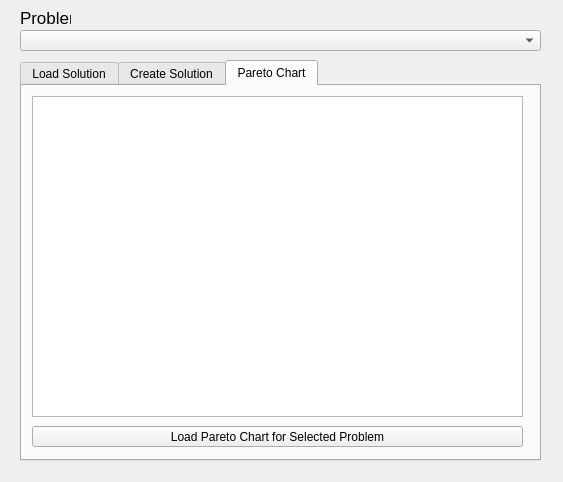
Old version of the form ui/watering_optimization_dialog.ui in the repository Ingeniousware/QGISWaterIng.
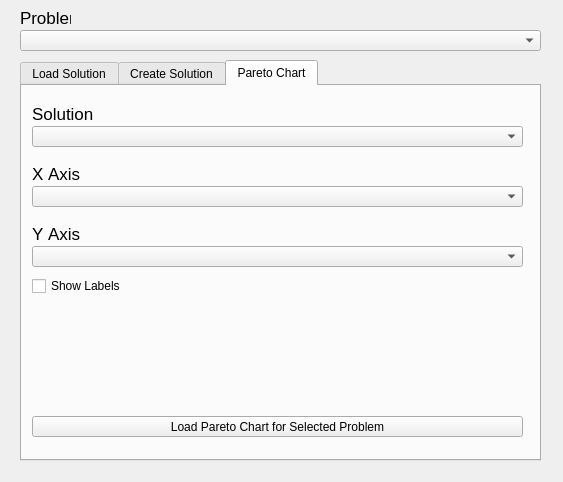
New version of the form.

Commit message: select x and y axis, highlight selected solution in red

The edit to the form file:
```diff
--- a/ui/watering_optimization_dialog.ui
+++ b/ui/watering_optimization_dialog.ui
@@ -252,21 +252,11 @@
     <attribute name="title">
      <string>Pareto Chart</string>
     </attribute>
-    <widget class="QGraphicsView" name="chart">
-     <property name="geometry">
-      <rect>
-       <x>10</x>
-       <y>10</y>
-       <width>491</width>
-       <height>321</height>
-      </rect>
-     </property>
-    </widget>
     <widget class="QPushButton" name="BtLoadPareto">
      <property name="geometry">
       <rect>
        <x>10</x>
-       <y>340</y>
+       <y>330</y>
        <width>491</width>
        <height>21</height>
       </rect>
@@ -275,6 +265,121 @@
       <string>Load Pareto Chart for Selected Problem</string>
      </property>
     </widget>
+    <widget class="QComboBox" name="x_box">
+     <property name="geometry">
+      <rect>
+       <x>10</x>
+       <y>100</y>
+       <width>491</width>
+       <height>21</height>
+      </rect>
+     </property>
+    </widget>
+    <widget class="QLabel" name="projectLabel_5">
+     <property name="enabled">
+      <bool>true</bool>
+     </property>
+     <property name="geometry">
+      <rect>
+       <x>10</x>
+       <y>80</y>
+       <width>51</width>
+       <height>16</height>
+      </rect>
+     </property>
+     <property name="font">
+      <font>
+       <pointsize>13</pointsize>
+       <weight>50</weight>
+       <bold>false</bold>
+       <kerning>false</kerning>
+      </font>
+     </property>
+     <property name="text">
+      <string>X Axis</string>
+     </property>
+    </widget>
+    <widget class="QComboBox" name="y_box">
+     <property name="geometry">
+      <rect>
+       <x>10</x>
+       <y>160</y>
+       <width>491</width>
+       <height>21</height>
+      </rect>
+     </property>
+    </widget>
+    <widget class="QLabel" name="projectLabel_6">
+     <property name="enabled">
+      <bool>true</bool>
+     </property>
+     <property name="geometry">
+      <rect>
+       <x>10</x>
+       <y>140</y>
+       <width>51</width>
+       <height>16</height>
+      </rect>
+     </property>
+     <property name="font">
+      <font>
+       <pointsize>13</pointsize>
+       <weight>50</weight>
+       <bold>false</bold>
+       <kerning>false</kerning>
+      </font>
+     </property>
+     <property name="text">
+      <string>Y Axis</string>
+     </property>
+    </widget>
+    <widget class="QCheckBox" name="label_checkBox">
+     <property name="geometry">
+      <rect>
+       <x>10</x>
+       <y>190</y>
+       <width>181</width>
+       <height>20</height>
+      </rect>
+     </property>
+     <property name="text">
+      <string>Show Labels</string>
+     </property>
+    </widget>
+    <widget class="QComboBox" name="solutions_box">
+     <property name="geometry">
+      <rect>
+       <x>10</x>
+       <y>40</y>
+       <width>491</width>
+       <height>21</height>
+      </rect>
+     </property>
+    </widget>
+    <widget class="QLabel" name="projectLabel_7">
+     <property name="enabled">
+      <bool>true</bool>
+     </property>
+     <property name="geometry">
+      <rect>
+       <x>10</x>
+       <y>20</y>
+       <width>81</width>
+       <height>16</height>
+      </rect>
+     </property>
+     <property name="font">
+      <font>
+       <pointsize>13</pointsize>
+       <weight>50</weight>
+       <bold>false</bold>
+       <kerning>false</kerning>
+      </font>
+     </property>
+     <property name="text">
+      <string>Solution</string>
+     </property>
+    </widget>
    </widget>
   </widget>
   <widget class="QLabel" name="projectLabel">
```
Left out of the diff: 2 changed lines with no effect on the pictures. The commit also changes 1 other file.
